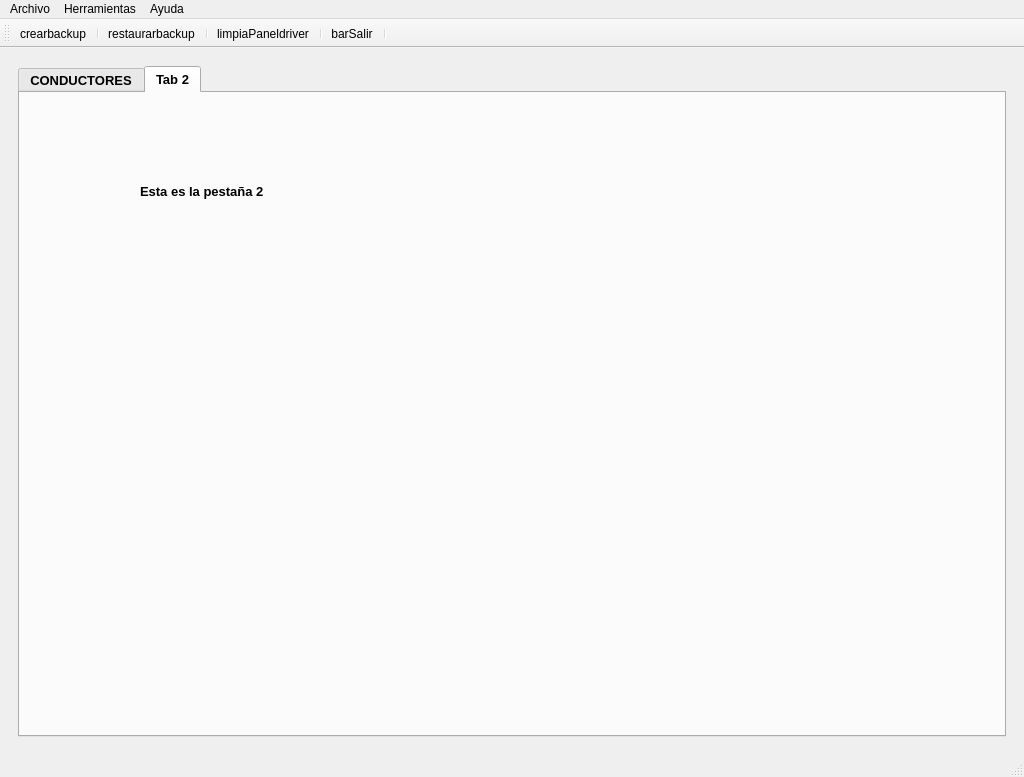
This is RibasGonzalez/templates/MainWindow.ui in DiegoSabir/InterfaceDevelopment as Qt 5 draws it before an edit. The edited form follows.
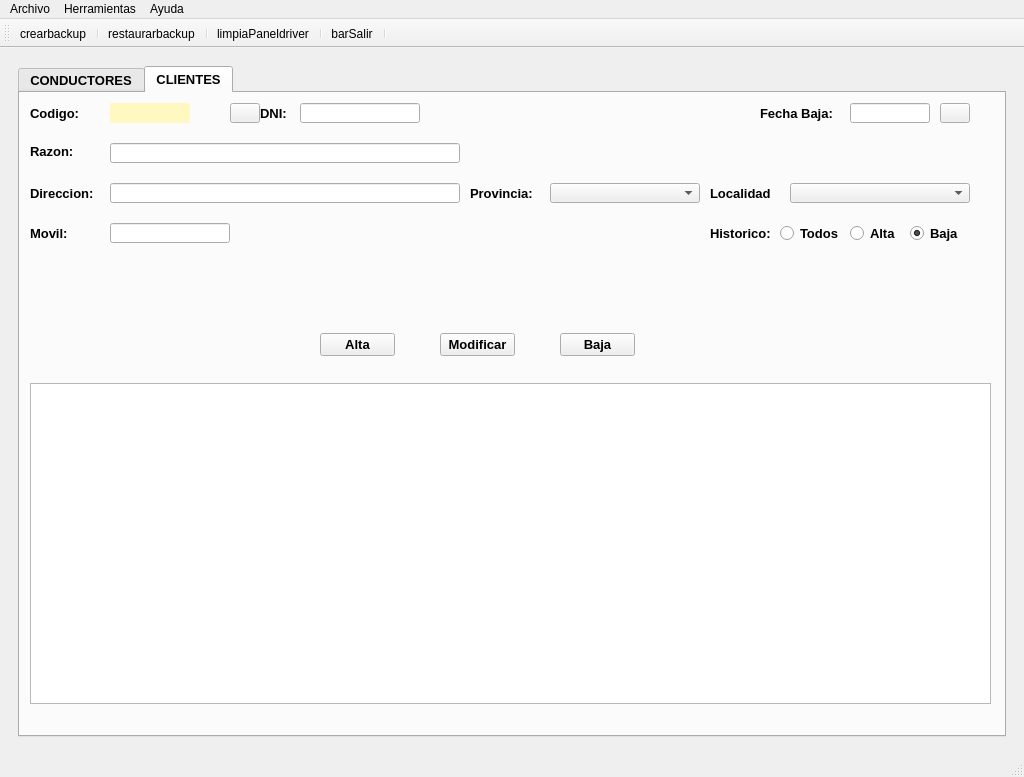
This is the edited form. The open tabs and pages were chosen to show the change. Icons and pictures are not drawn.

Patch:
```diff
--- a/RibasGonzalez/templates/MainWindow.ui
+++ b/RibasGonzalez/templates/MainWindow.ui
@@ -1147,19 +1147,398 @@
          </widget>
          <widget class="QWidget" name="tab_2">
           <attribute name="title">
-           <string>Tab 2</string>
+           <string>CLIENTES</string>
           </attribute>
           <widget class="QLabel" name="label_2">
            <property name="geometry">
             <rect>
-             <x>120</x>
-             <y>90</y>
-             <width>131</width>
+             <x>10</x>
+             <y>10</y>
+             <width>50</width>
+             <height>20</height>
+            </rect>
+           </property>
+           <property name="text">
+            <string>Codigo:</string>
+           </property>
+          </widget>
+          <widget class="QLabel" name="lblDniCli">
+           <property name="geometry">
+            <rect>
+             <x>240</x>
+             <y>10</y>
+             <width>30</width>
+             <height>20</height>
+            </rect>
+           </property>
+           <property name="text">
+            <string>DNI:</string>
+           </property>
+          </widget>
+          <widget class="QLabel" name="lblRazonCli">
+           <property name="geometry">
+            <rect>
+             <x>10</x>
+             <y>50</y>
+             <width>71</width>
              <height>16</height>
             </rect>
            </property>
            <property name="text">
-            <string>Esta es la pestaña 2</string>
+            <string>Razon:</string>
+           </property>
+          </widget>
+          <widget class="QLabel" name="lblDirCli">
+           <property name="geometry">
+            <rect>
+             <x>10</x>
+             <y>90</y>
+             <width>65</width>
+             <height>20</height>
+            </rect>
+           </property>
+           <property name="text">
+            <string>Direccion:</string>
+           </property>
+          </widget>
+          <widget class="QLabel" name="lblMovilCli">
+           <property name="geometry">
+            <rect>
+             <x>10</x>
+             <y>130</y>
+             <width>40</width>
+             <height>20</height>
+            </rect>
+           </property>
+           <property name="text">
+            <string>Movil:</string>
+           </property>
+          </widget>
+          <widget class="QLineEdit" name="txtDniCli">
+           <property name="geometry">
+            <rect>
+             <x>280</x>
+             <y>10</y>
+             <width>120</width>
+             <height>20</height>
+            </rect>
+           </property>
+           <property name="alignment">
+            <set>Qt::AlignCenter</set>
+           </property>
+          </widget>
+          <widget class="QLineEdit" name="txtRazonCli">
+           <property name="geometry">
+            <rect>
+             <x>90</x>
+             <y>50</y>
+             <width>350</width>
+             <height>20</height>
+            </rect>
+           </property>
+          </widget>
+          <widget class="QLineEdit" name="txtDirCli">
+           <property name="geometry">
+            <rect>
+             <x>90</x>
+             <y>90</y>
+             <width>350</width>
+             <height>20</height>
+            </rect>
+           </property>
+          </widget>
+          <widget class="QLineEdit" name="txtMovilCli">
+           <property name="geometry">
+            <rect>
+             <x>90</x>
+             <y>130</y>
+             <width>120</width>
+             <height>20</height>
+            </rect>
+           </property>
+           <property name="alignment">
+            <set>Qt::AlignCenter</set>
+           </property>
+          </widget>
+          <widget class="QLabel" name="lblProvCli">
+           <property name="geometry">
+            <rect>
+             <x>450</x>
+             <y>90</y>
+             <width>70</width>
+             <height>20</height>
+            </rect>
+           </property>
+           <property name="text">
+            <string>Provincia:</string>
+           </property>
+          </widget>
+          <widget class="QComboBox" name="cmbProvCli">
+           <property name="geometry">
+            <rect>
+             <x>530</x>
+             <y>90</y>
+             <width>150</width>
+             <height>20</height>
+            </rect>
+           </property>
+          </widget>
+          <widget class="QLabel" name="lblLocalidadCli">
+           <property name="geometry">
+            <rect>
+             <x>690</x>
+             <y>90</y>
+             <width>70</width>
+             <height>20</height>
+            </rect>
+           </property>
+           <property name="text">
+            <string>Localidad</string>
+           </property>
+          </widget>
+          <widget class="QComboBox" name="cmbMuniCli">
+           <property name="geometry">
+            <rect>
+             <x>770</x>
+             <y>90</y>
+             <width>180</width>
+             <height>20</height>
+            </rect>
+           </property>
+          </widget>
+          <widget class="QLabel" name="lblcodbdCli">
+           <property name="geometry">
+            <rect>
+             <x>90</x>
+             <y>10</y>
+             <width>80</width>
+             <height>20</height>
+            </rect>
+           </property>
+           <property name="styleSheet">
+            <string notr="true">background-color: rgb(255, 248, 192);</string>
+           </property>
+           <property name="text">
+            <string/>
+           </property>
+           <property name="alignment">
+            <set>Qt::AlignCenter</set>
+           </property>
+          </widget>
+          <widget class="QLabel" name="lblDataCli">
+           <property name="geometry">
+            <rect>
+             <x>740</x>
+             <y>10</y>
+             <width>75</width>
+             <height>20</height>
+            </rect>
+           </property>
+           <property name="text">
+            <string>Fecha Baja:</string>
+           </property>
+          </widget>
+          <widget class="QLineEdit" name="txtDataCli">
+           <property name="geometry">
+            <rect>
+             <x>830</x>
+             <y>10</y>
+             <width>80</width>
+             <height>20</height>
+            </rect>
+           </property>
+           <property name="sizePolicy">
+            <sizepolicy hsizetype="Preferred" vsizetype="Fixed">
+             <horstretch>0</horstretch>
+             <verstretch>0</verstretch>
+            </sizepolicy>
+           </property>
+           <property name="alignment">
+            <set>Qt::AlignCenter</set>
+           </property>
+          </widget>
+          <widget class="QLabel" name="lblValidardniCli">
+           <property name="geometry">
+            <rect>
+             <x>410</x>
+             <y>10</y>
+             <width>35</width>
+             <height>20</height>
+            </rect>
+           </property>
+           <property name="text">
+            <string/>
+           </property>
+          </widget>
+          <widget class="QPushButton" name="btnCalendarCli">
+           <property name="geometry">
+            <rect>
+             <x>920</x>
+             <y>10</y>
+             <width>30</width>
+             <height>20</height>
+            </rect>
+           </property>
+           <property name="minimumSize">
+            <size>
+             <width>30</width>
+             <height>20</height>
+            </size>
+           </property>
+           <property name="maximumSize">
+            <size>
+             <width>30</width>
+             <height>20</height>
+            </size>
+           </property>
+           <property name="text">
+            <string/>
+           </property>
+           <property name="icon">
+            <iconset>
+             <normaloff>../img/calendar.ico</normaloff>../img/calendar.ico</iconset>
+           </property>
+          </widget>
+          <widget class="QTableWidget" name="tabClientes">
+           <property name="geometry">
+            <rect>
+             <x>10</x>
+             <y>290</y>
+             <width>961</width>
+             <height>321</height>
+            </rect>
+           </property>
+           <property name="styleSheet">
+            <string notr="true">QHeaderView::section:horizontal
+{
+border-top: 1px solid #ffffff;
+color:'white';
+font: 11pt &quot;Arial&quot;;
+background-color:rgb(100,100,100);
+}</string>
+           </property>
+           <property name="editTriggers">
+            <set>QAbstractItemView::NoEditTriggers</set>
+           </property>
+           <property name="alternatingRowColors">
+            <bool>true</bool>
+           </property>
+           <property name="selectionBehavior">
+            <enum>QAbstractItemView::SelectRows</enum>
+           </property>
+           <attribute name="verticalHeaderVisible">
+            <bool>false</bool>
+           </attribute>
+          </widget>
+          <widget class="QPushButton" name="btnAltaCli">
+           <property name="geometry">
+            <rect>
+             <x>300</x>
+             <y>240</y>
+             <width>75</width>
+             <height>23</height>
+            </rect>
+           </property>
+           <property name="text">
+            <string>Alta</string>
+           </property>
+          </widget>
+          <widget class="QPushButton" name="btnModifCli">
+           <property name="geometry">
+            <rect>
+             <x>420</x>
+             <y>240</y>
+             <width>75</width>
+             <height>23</height>
+            </rect>
+           </property>
+           <property name="text">
+            <string>Modificar</string>
+           </property>
+          </widget>
+          <widget class="QPushButton" name="btnBajaCli">
+           <property name="geometry">
+            <rect>
+             <x>540</x>
+             <y>240</y>
+             <width>75</width>
+             <height>23</height>
+            </rect>
+           </property>
+           <property name="text">
+            <string>Baja</string>
+           </property>
+          </widget>
+          <widget class="QLabel" name="lblEstadoCli">
+           <property name="geometry">
+            <rect>
+             <x>690</x>
+             <y>130</y>
+             <width>65</width>
+             <height>20</height>
+            </rect>
+           </property>
+           <property name="text">
+            <string>Historico:</string>
+           </property>
+          </widget>
+          <widget class="QRadioButton" name="rbtTodosCli">
+           <property name="geometry">
+            <rect>
+             <x>760</x>
+             <y>130</y>
+             <width>60</width>
+             <height>20</height>
+            </rect>
+           </property>
+           <property name="text">
+            <string>Todos</string>
+           </property>
+          </widget>
+          <widget class="QRadioButton" name="rbtAltaCli">
+           <property name="geometry">
+            <rect>
+             <x>830</x>
+             <y>130</y>
+             <width>50</width>
+             <height>20</height>
+            </rect>
+           </property>
+           <property name="text">
+            <string>Alta</string>
+           </property>
+          </widget>
+          <widget class="QRadioButton" name="rbtBajaCli">
+           <property name="geometry">
+            <rect>
+             <x>890</x>
+             <y>130</y>
+             <width>50</width>
+             <height>20</height>
+            </rect>
+           </property>
+           <property name="text">
+            <string>Baja</string>
+           </property>
+           <property name="checked">
+            <bool>true</bool>
+           </property>
+          </widget>
+          <widget class="QPushButton" name="btnBuscaCli">
+           <property name="geometry">
+            <rect>
+             <x>210</x>
+             <y>10</y>
+             <width>30</width>
+             <height>20</height>
+            </rect>
+           </property>
+           <property name="text">
+            <string/>
+           </property>
+           <property name="icon">
+            <iconset>
+             <normaloff>../img/buscar.ico</normaloff>../img/buscar.ico</iconset>
            </property>
           </widget>
          </widget>
```
Left out of the diff: 10 changed lines with no effect on the pictures.
